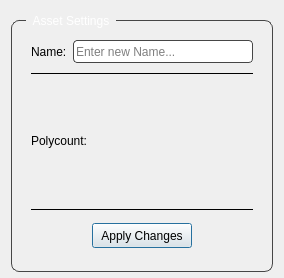
First picture: the form in YFX_Lookdev_Tool/dev/UI/asset_options_UI.ui, repository kaanyilmaz99/YFX_Lookdev_Tool, before the edit.
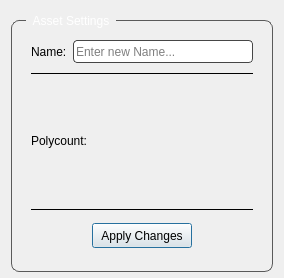
Second picture: the form after the edit.

The edit to the form file:
```diff
--- a/YFX_Lookdev_Tool/dev/UI/asset_options_UI.ui
+++ b/YFX_Lookdev_Tool/dev/UI/asset_options_UI.ui
@@ -57,7 +57,7 @@
      </property>
      <property name="styleSheet">
       <string notr="true">QGroupBox{
-	border: 1px solid rgb(70, 70, 70);
+	border: 1px solid rgb(90, 90, 90);
     border-radius: 8px;
 	margin-top: 9px;
 }
```
